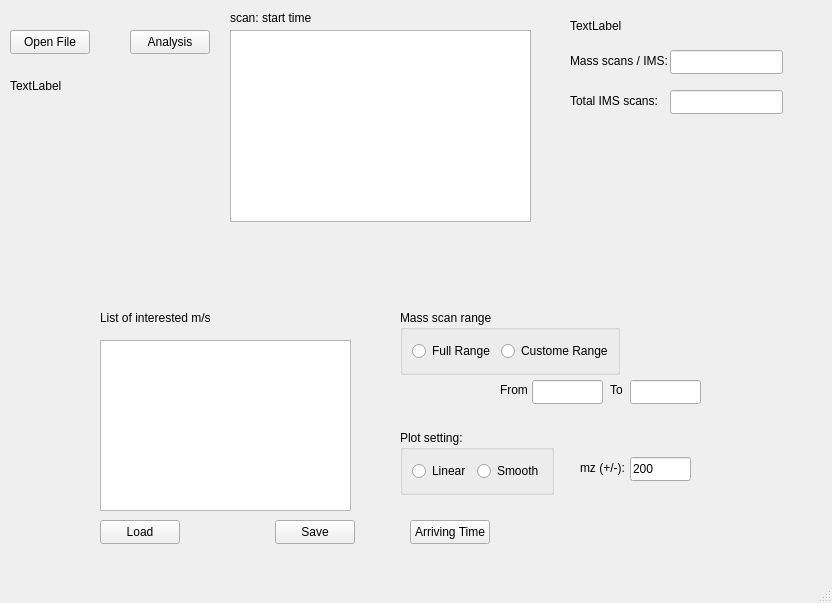
This is mainwindow.ui in MOBILionSystems/thermoProcess as Qt 5 draws it before an edit. The edited form follows.
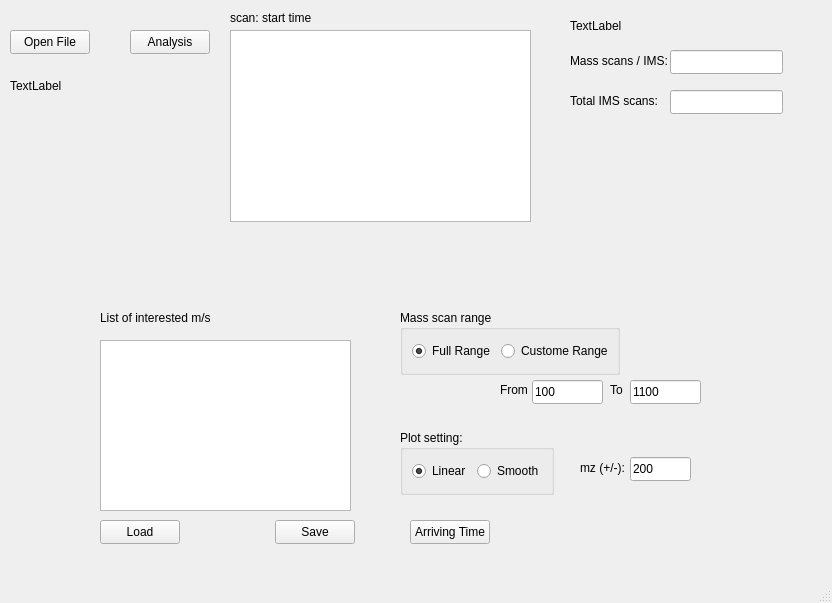
This is the edited form.

The edit to the form file:
```diff
--- a/mainwindow.ui
+++ b/mainwindow.ui
@@ -206,6 +206,9 @@
       <height>24</height>
      </rect>
     </property>
+    <property name="text">
+     <string>100</string>
+    </property>
    </widget>
    <widget class="QLineEdit" name="toRangeLineEdit">
     <property name="geometry">
@@ -216,6 +219,9 @@
       <height>24</height>
      </rect>
     </property>
+    <property name="text">
+     <string>1100</string>
+    </property>
    </widget>
    <widget class="QLabel" name="label_7">
     <property name="geometry">
@@ -261,6 +267,9 @@
        <property name="text">
         <string>Full Range</string>
        </property>
+       <property name="checked">
+        <bool>true</bool>
+       </property>
       </widget>
      </item>
      <item>
@@ -290,6 +299,9 @@
        <property name="text">
         <string>Linear</string>
        </property>
+       <property name="checked">
+        <bool>true</bool>
+       </property>
       </widget>
      </item>
      <item>
```
Left out of the diff: 4 changed lines with no effect on the pictures.
